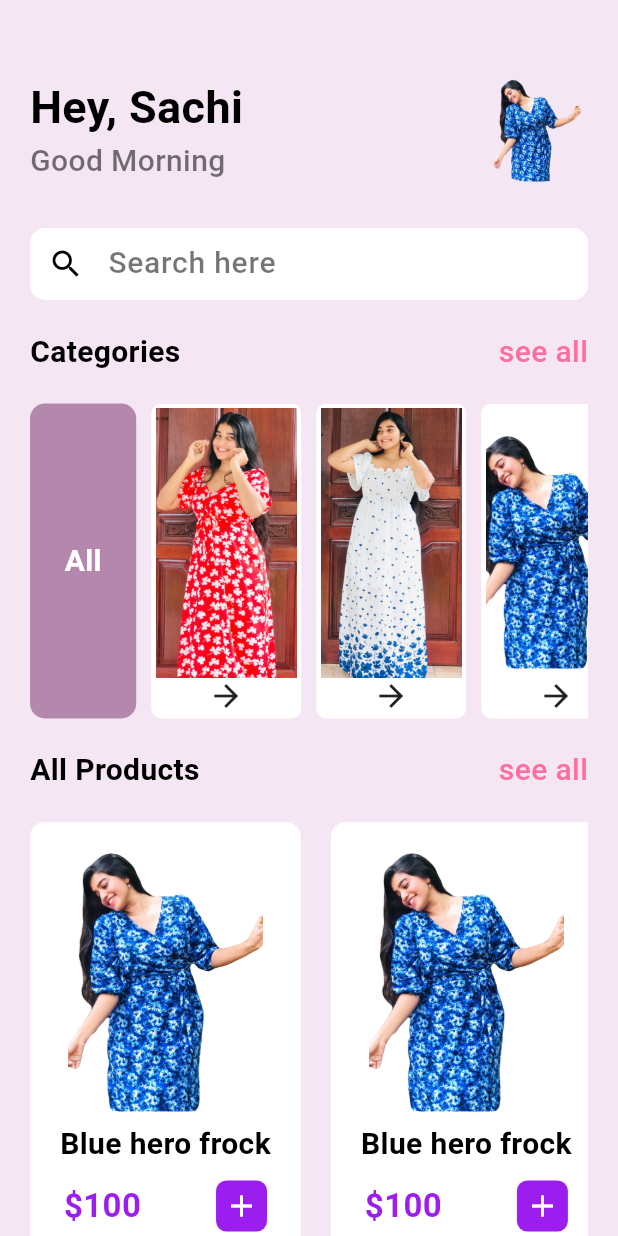
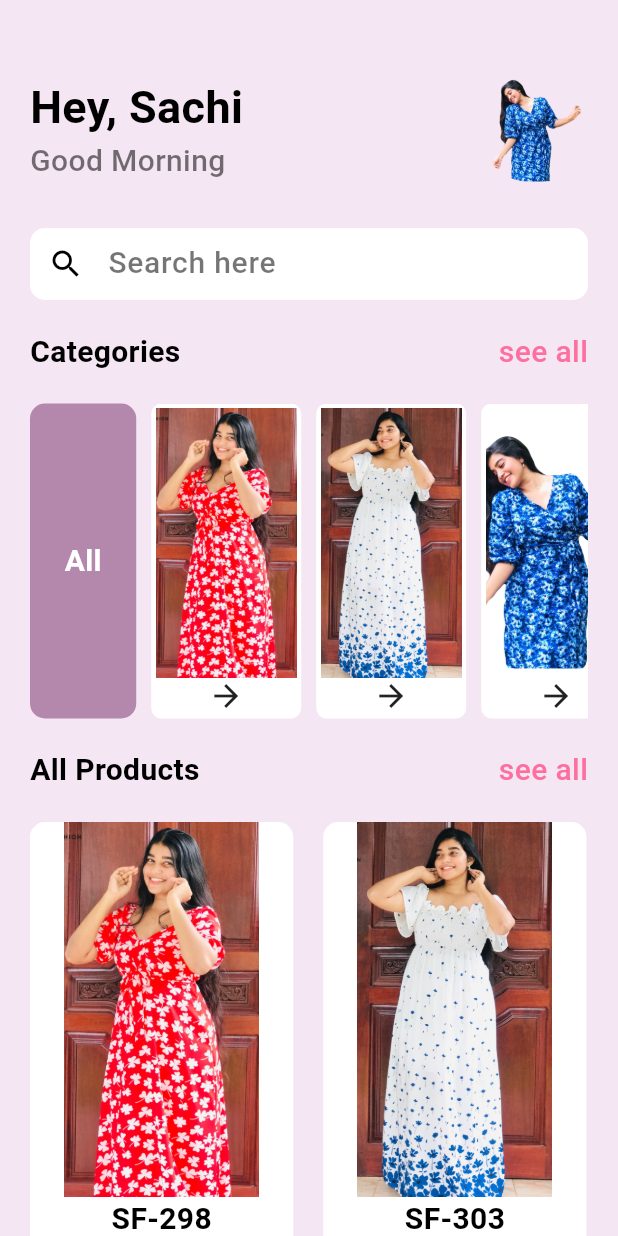
Before and after one commit to Dayani-Hewawasam/e-commerce, a Flutter app: the Home screen opened directly, on a phone screen of 412 x 824 dp. Run offline on Flutter 3.47's test engine with Material 3 defaults, Android fonts, the phone set to English and light mode, and no system bars; our stand-ins replace curved_navigation_bar.

Commit message:
new changes in home page

```diff
--- a/sandu_fashion/lib/pages/home.dart
+++ b/sandu_fashion/lib/pages/home.dart
@@ -131,7 +131,6 @@ class _HomeState extends State<Home> {
               height: 20.0,
             ),
             Container(
-
               height: 300.0,
               child: ListView(
                 shrinkWrap: true,
@@ -146,13 +145,13 @@ class _HomeState extends State<Home> {
                     child: Column(
                       children: [
                         Image.asset(
-                            "images/hero2.png",
-                            height: 200.0,
+                          "images/298-2.JPEG",
+                          height: 250.0,
                           width: 130.0,
                           fit: BoxFit.cover,
                         ),
                         Text(
-                            "Blue hero frock",
+                          "SF-298",
                           style: AppWidget.semiboldTextFeildStyle(),
                         ),
                         SizedBox(
@@ -186,6 +185,7 @@ class _HomeState extends State<Home> {
                     ),
                   ),
                   Container(
+                    margin: EdgeInsets.only(right: 20.0),
                     padding: EdgeInsets.symmetric(horizontal: 20.0),
                     decoration: BoxDecoration(
                         color: Colors.white,
@@ -193,13 +193,13 @@ class _HomeState extends State<Home> {
                     child: Column(
                       children: [
                         Image.asset(
-                            "images/hero2.png",
-                            height: 200.0,
+                          "images/303-maxi-1.JPEG",
+                          height: 250.0,
                           width: 130.0,
                           fit: BoxFit.cover,
                         ),
                         Text(
-                            "Blue hero frock",
+                          "SF-303",
                           style: AppWidget.semiboldTextFeildStyle(),
                         ),
                         SizedBox(
@@ -233,6 +233,7 @@ class _HomeState extends State<Home> {
                     ),
                   ),
                   Container(
+                    margin: EdgeInsets.only(right: 20.0),
                     padding: EdgeInsets.symmetric(horizontal: 20.0),
                     decoration: BoxDecoration(
                         color: Colors.white,
@@ -240,13 +241,13 @@ class _HomeState extends State<Home> {
                     child: Column(
                       children: [
                         Image.asset(
-                            "images/hero2.png",
-                            height: 200.0,
+                          "images/290-3.JPEG",
+                          height: 250.0,
                           width: 130.0,
                           fit: BoxFit.cover,
                         ),
                         Text(
-                            "Blue hero frock",
+                          "SF-290",
                           style: AppWidget.semiboldTextFeildStyle(),
                         ),
                         SizedBox(
@@ -272,16 +273,15 @@ class _HomeState extends State<Home> {
                                 child: Icon(
                                   Icons.add,
                                   color: Colors.white,
-                                ),
-                              )
+                                )),
                           ],
                         )
                       ],
                     ),
                   )
                 ],
-                ))
-
+              ),
+            )
           ],
         ),
       ),
--- a/sandu_fashion/lib/pages/product_detail.dart
+++ b/sandu_fashion/lib/pages/product_detail.dart
@@ -30,7 +30,7 @@ class _ProductDetailState extends State<ProductDetail> {
                   padding: EdgeInsets.all(10),
                   decoration: BoxDecoration(
                     border: Border.all(),
-                    borderRadius: BorderRadius.circular(30),
+                    borderRadius: BorderRadius.circular(50),
                   ),
                   child: Icon(Icons.arrow_back_ios_new_outlined),
                 ),
```
Lines whose indentation alone changed are shown as unchanged.
